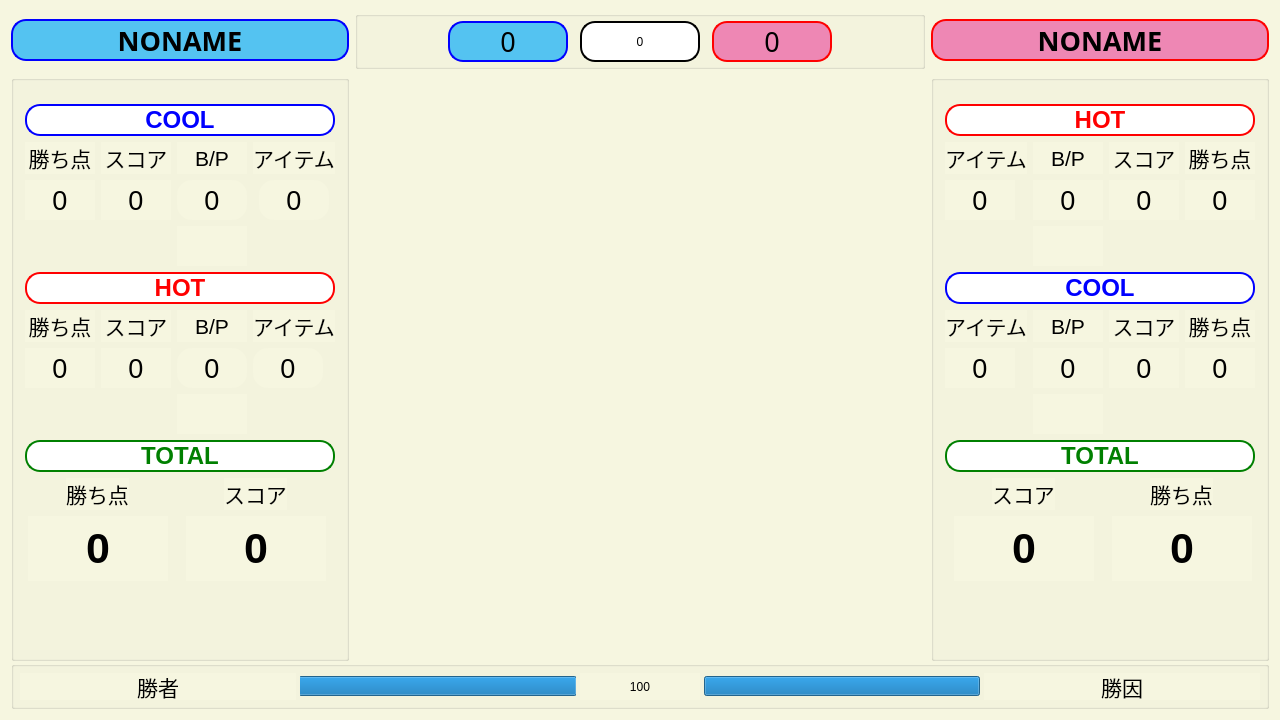
U15-Ichinoseki/U15-server, file src/mainwindow.ui: the form before one commit.
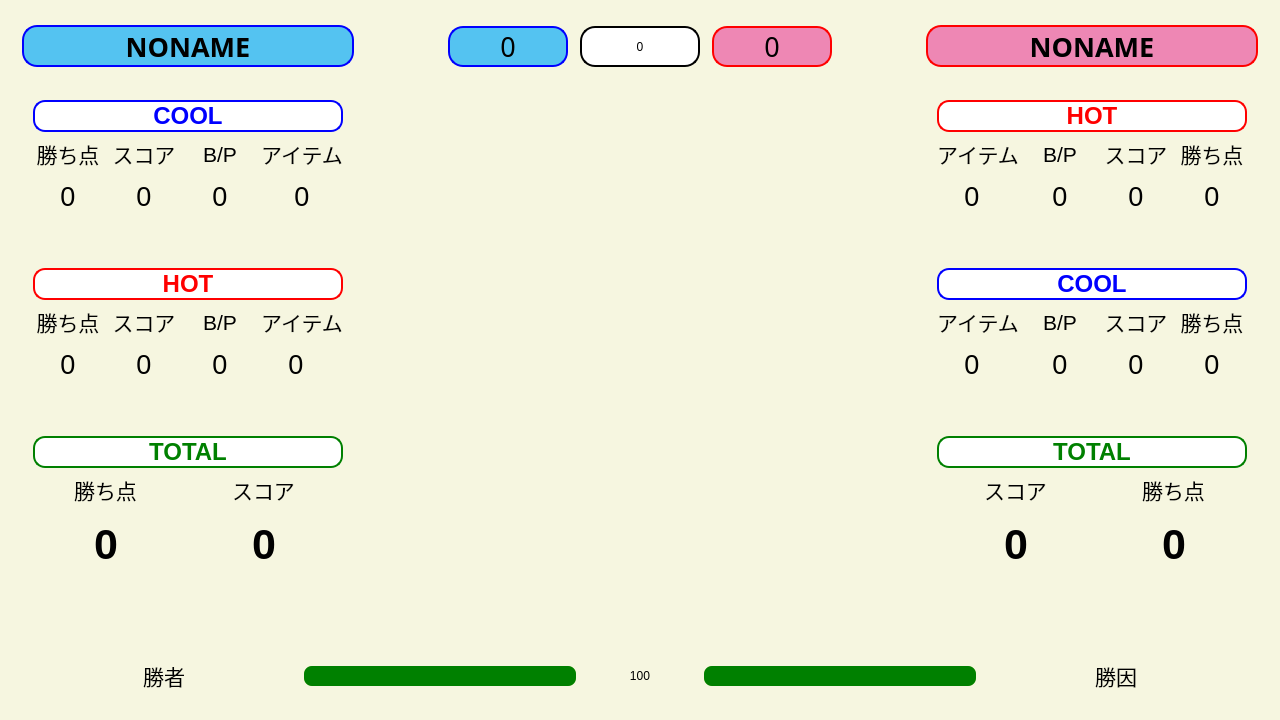
The form after the commit. Custom widgets are drawn as their Qt base class.

Commit message: macOS対応にメインウィンドウの表示とアイコンを修正

```diff
--- a/src/mainwindow.ui
+++ b/src/mainwindow.ui
@@ -34,6 +34,12 @@
    </property>
    <layout class="QHBoxLayout" name="horizontalLayout_3">
     <item>
+     <widget class="QWidget" name="allWidget" native="true">
+      <property name="styleSheet">
+       <string notr="true">color:black;background-color: transparent;</string>
+      </property>
+      <layout class="QHBoxLayout" name="horizontalLayout_a">
+       <item>
      <layout class="QVBoxLayout" name="verticalLayout_6">
       <property name="spacing">
        <number>0</number>
@@ -117,8 +123,39 @@
           </property>
          </widget>
         </item>
+           <item row="1" column="1">
+            <layout class="QVBoxLayout" name="verticalLayout">
+             <property name="spacing">
+              <number>0</number>
+             </property>
+             <item>
+              <widget class="GameBoard" name="Field" native="true">
+               <property name="minimumSize">
+                <size>
+                 <width>100</width>
+                 <height>100</height>
+                </size>
+               </property>
+               <property name="maximumSize">
+                <size>
+                 <width>16777215</width>
+                 <height>16777215</height>
+                </size>
+               </property>
+               <property name="font">
+                <font>
+                 <bold>true</bold>
+                </font>
+               </property>
+               <property name="styleSheet">
+                <string notr="true"/>
+               </property>
+              </widget>
+             </item>
+            </layout>
+           </item>
         <item row="1" column="0">
-         <widget class="QGroupBox" name="groupBoxA">
+            <widget class="QFrame" name="frameA">
           <property name="maximumSize">
            <size>
             <width>400</width>
@@ -136,6 +173,12 @@
              </property>
              <item row="4" column="0" colspan="4">
               <widget class="QLabel" name="HOT_label_A">
+                  <property name="minimumSize">
+                   <size>
+                    <width>0</width>
+                    <height>30</height>
+                   </size>
+                  </property>
                <property name="maximumSize">
                 <size>
                  <width>16777215</width>
@@ -149,7 +192,7 @@
                 </font>
                </property>
                <property name="styleSheet">
-                <string notr="true">border-radius: 15px;border:2px solid red;color:red;background-color:white;</string>
+                   <string notr="true">border-radius: 12px;border:2px solid red;color:red;background-color:white;</string>
                </property>
                <property name="text">
                 <string>HOT</string>
@@ -309,6 +352,12 @@
              </item>
              <item row="0" column="0" colspan="4">
               <widget class="QLabel" name="COOL_label_A">
+                  <property name="minimumSize">
+                   <size>
+                    <width>0</width>
+                    <height>30</height>
+                   </size>
+                  </property>
                <property name="maximumSize">
                 <size>
                  <width>16777215</width>
@@ -322,7 +371,7 @@
                 </font>
                </property>
                <property name="styleSheet">
-                <string notr="true">border-radius: 15px;border:2px solid blue;color:blue;background-color:white;</string>
+                   <string notr="true">border-radius: 12px;border:2px solid blue;color:blue;background-color:white;</string>
                </property>
                <property name="text">
                 <string>COOL</string>
@@ -367,6 +416,12 @@
              </item>
              <item row="8" column="0" colspan="4">
               <widget class="QLabel" name="total_label_A">
+                  <property name="minimumSize">
+                   <size>
+                    <width>0</width>
+                    <height>30</height>
+                   </size>
+                  </property>
                <property name="maximumSize">
                 <size>
                  <width>16777215</width>
@@ -380,7 +435,7 @@
                 </font>
                </property>
                <property name="styleSheet">
-                <string notr="true">border-radius: 15px;border:2px solid green;color:green;background-color:white;</string>
+                   <string notr="true">border-radius: 12px;border:2px solid green;color:green;background-color:white;</string>
                </property>
                <property name="text">
                 <string>TOTAL</string>
@@ -847,7 +902,7 @@
          </widget>
         </item>
         <item row="0" column="1">
-         <widget class="QGroupBox" name="Player_Group">
+            <widget class="QFrame" name="Player_Group">
           <property name="minimumSize">
            <size>
             <width>0</width>
@@ -1005,39 +1060,8 @@
           </layout>
          </widget>
         </item>
-        <item row="1" column="1">
-         <layout class="QVBoxLayout" name="verticalLayout">
-          <property name="spacing">
-           <number>0</number>
-          </property>
-          <item>
-           <widget class="GameBoard" name="Field" native="true">
-            <property name="minimumSize">
-             <size>
-              <width>600</width>
-              <height>600</height>
-             </size>
-            </property>
-            <property name="maximumSize">
-             <size>
-              <width>16777215</width>
-              <height>16777215</height>
-             </size>
-            </property>
-            <property name="font">
-             <font>
-              <bold>true</bold>
-             </font>
-            </property>
-            <property name="styleSheet">
-             <string notr="true"/>
-            </property>
-           </widget>
-          </item>
-         </layout>
-        </item>
         <item row="1" column="2">
-         <widget class="QGroupBox" name="groupBoxB">
+            <widget class="QFrame" name="frameB">
           <property name="maximumSize">
            <size>
             <width>400</width>
@@ -1085,6 +1109,12 @@
              </item>
              <item row="8" column="0" colspan="4">
               <widget class="QLabel" name="total_label_B">
+                  <property name="minimumSize">
+                   <size>
+                    <width>0</width>
+                    <height>30</height>
+                   </size>
+                  </property>
                <property name="maximumSize">
                 <size>
                  <width>16777215</width>
@@ -1098,7 +1128,7 @@
                 </font>
                </property>
                <property name="styleSheet">
-                <string notr="true">border-radius: 15px;border:2px solid green;color:green;background-color:white;</string>
+                   <string notr="true">border-radius: 12px;border:2px solid green;color:green;background-color:white;</string>
                </property>
                <property name="text">
                 <string>TOTAL</string>
@@ -1474,6 +1504,12 @@
              </item>
              <item row="4" column="0" colspan="4">
               <widget class="QLabel" name="COOL_label_B">
+                  <property name="minimumSize">
+                   <size>
+                    <width>0</width>
+                    <height>30</height>
+                   </size>
+                  </property>
                <property name="maximumSize">
                 <size>
                  <width>16777215</width>
@@ -1487,7 +1523,7 @@
                 </font>
                </property>
                <property name="styleSheet">
-                <string notr="true">border-radius: 15px;border:2px solid blue;color:blue;background-color:white;</string>
+                   <string notr="true">border-radius: 12px;border:2px solid blue;color:blue;background-color:white;</string>
                </property>
                <property name="text">
                 <string>COOL</string>
@@ -1619,6 +1655,12 @@
              </item>
              <item row="0" column="0" colspan="4">
               <widget class="QLabel" name="HOT_label_B">
+                  <property name="minimumSize">
+                   <size>
+                    <width>0</width>
+                    <height>30</height>
+                   </size>
+                  </property>
                <property name="maximumSize">
                 <size>
                  <width>16777215</width>
@@ -1632,7 +1674,7 @@
                 </font>
                </property>
                <property name="styleSheet">
-                <string notr="true">border-radius: 15px;border:2px solid red;color:red;background-color:white;</string>
+                   <string notr="true">border-radius: 12px;border:2px solid red;color:red;background-color:white;</string>
                </property>
                <property name="text">
                 <string>HOT</string>
@@ -1759,7 +1801,7 @@
        </layout>
       </item>
       <item>
-       <widget class="QGroupBox" name="Turn_Group">
+          <widget class="QFrame" name="Turn_Group">
         <property name="minimumSize">
          <size>
           <width>0</width>
@@ -1847,6 +1889,10 @@
              <height>0</height>
             </size>
            </property>
+              <property name="styleSheet">
+               <string notr="true">QProgressBar{border-radius: 8px;background-color:#C1DB81;}
+QProgressBar::chunk{border-radius: 8px;background-color:green;}</string>
+              </property>
            <property name="value">
             <number>100</number>
            </property>
@@ -1922,7 +1968,8 @@
             </size>
            </property>
            <property name="styleSheet">
-            <string notr="true"/>
+               <string notr="true">QProgressBar{border-radius: 8px;background-color:#C1DB81;}
+QProgressBar::chunk{border-radius: 8px;background-color:green;}</string>
            </property>
            <property name="value">
             <number>100</number>
@@ -1963,6 +2010,9 @@
        </widget>
       </item>
      </layout>
+       </item>
+      </layout>
+     </widget>
     </item>
    </layout>
   </widget>
```
Left out of the diff: 144 changed lines with no effect on the pictures. Lines whose indentation alone changed are shown as unchanged. The commit also changes 1 other file.
